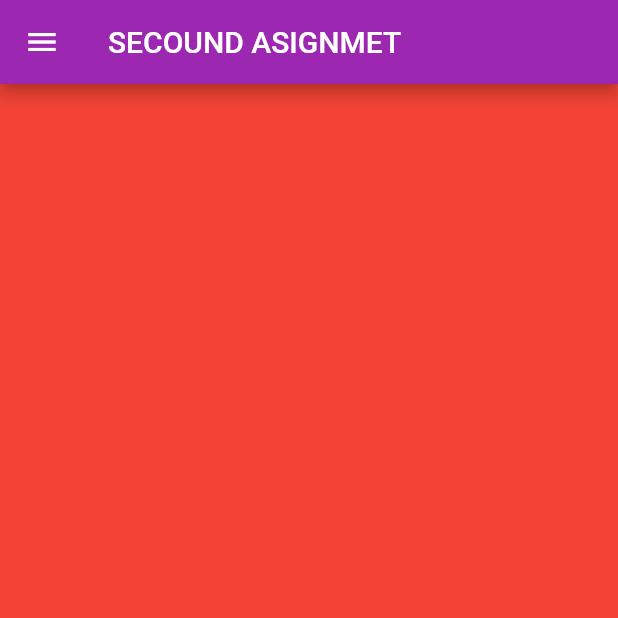
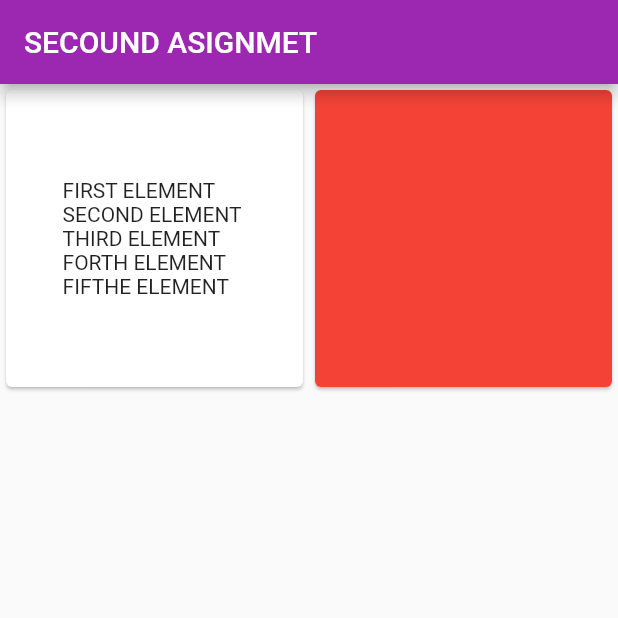
Before and after one commit to mohamad-habbash/landscape, a Flutter app: the screen it shows after launch, on a phone screen of 412 x 824 dp, the top half of it. Run offline on Flutter 3.47's test engine with Material 2 defaults, Android fonts, the phone set to English and light mode, and no system bars.

Commit message:
Add files via upload

```diff
--- a/lib/main.dart
+++ b/lib/main.dart
@@ -32,6 +32,11 @@ class _MyHomePageState extends State<MyHomePage> {
 
   void _incrementCounter() {
     setState(() {
+      // This call to setState tells the Flutter framework that something has
+      // changed in this State, which causes it to rerun the build method below
+      // so that the display can reflect the updated values. If we changed
+      // _counter without calling setState(), then the build method would not be
+      // called again, and so nothing would appear to happen.
       _counter++;
     });
   }
@@ -39,102 +44,29 @@ class _MyHomePageState extends State<MyHomePage> {
   @override
   Widget build(BuildContext context) {
     return Scaffold(
-      backgroundColor:Colors.red,
-      appBar: AppBar(title: Text("SECOUND ASIGNMET"),
-      backgroundColor: Colors.purple,
+      appBar: AppBar(
+        title: Text("SECOUND ASIGNMET"),
+        backgroundColor: Colors.purple,
       ),
-      body: const Center(
+      body: Container (child: GridView(
+        gridDelegate: SliverGridDelegateWithFixedCrossAxisCount(crossAxisCount: 2),
 
-        child: Text(' '),
+        children: [
 
+
+        Card(
+          child: Center(child: Text('FIRST ELEMENT \nSECOND ELEMENT \nTHIRD ELEMENT \nFORTH ELEMENT \nFIFTHE ELEMENT')),
+        ),
+          Card(
+          color: Colors.red,
+          child: Center(child: Text('  ')),
+
+        ),
+
+
+        ]
       ),
-      drawer: Drawer(
+      ));
 
-        backgroundColor: Color.fromRGBO(221, 144, 169, 1),
-
-        child: ListView(
-          // Obeisty :2.0,
-          padding: EdgeInsets.zero,
-
-          children: [
-
-          const DrawerHeader(
-
-              decoration: BoxDecoration(
-                color: Color.fromRGBO(221, 144, 169, 1),
-
-              ),
-              child: Text('  '),
-            ),
-            ListTile(
-
-              title: const Text('FIRST ELEMENT'),
-              onTap: () {
-                Navigator.pop(context);
-              },
-            ),
-            ListTile(
-
-              title: const Text('SECOND ELEMENT'),
-              onTap: () {
-                  Navigator.pop(context);
-              },
-            ),
-            ListTile(
-              title: const Text('THIRD ELEMENT'),
-              onTap: () {
-                Navigator.pop(context);
-              },
-            ),
-            ListTile(
-              title: const Text('FORTH ELEMENT'),
-              onTap: () {
-                Navigator.pop(context);
-              },
-            ),
-            ListTile(
-              title: const Text('FIFTHE ELEMENT'),
-              onTap: () {
-                Navigator.pop(context);
-              },
-            ),
-          ],
-        ),
-      ),
-    );
   }
 }
-
-
-
-
-
-
-
-//     return Scaffold(
-//       appBar: AppBar(
-//         title: Text("SECOUND ASIGNMET"),
-//         backgroundColor: Colors.purple,
-//       ),
-//       body: Drawer(
-//     child: Material (
-//       color :Colors.pink,
-//       child: ListView(
-//       // padding: Padding,
-//         children: <Widget>[
-//             const SizedBox(height: 48),
-//               // buildm
-//               buildMenuItem(
-
-//               ),
-
-//         ],
-//       ),
-
-//     ),
-
-//       )
-//       );
-
-//   }
-// }
```
